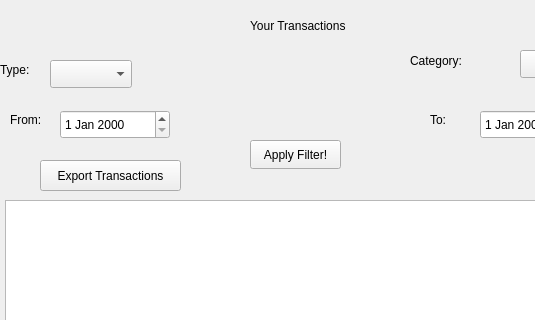
The window that viewtransactions.ui (aasishhumagain/BudgetBuddy) describes before a commit, drawn with Qt 5; both pictures show x 0 to 535 and y 0 to 320 of the 640 by 480 pixel window.
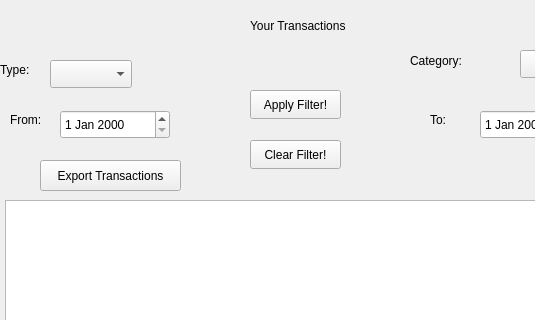
The same window after the commit.

```diff
--- a/viewtransactions.ui
+++ b/viewtransactions.ui
@@ -145,7 +145,7 @@
    <property name="geometry">
     <rect>
      <x>250</x>
-     <y>140</y>
+     <y>90</y>
      <width>91</width>
      <height>29</height>
     </rect>
@@ -167,6 +167,19 @@
     <string>Export Transactions</string>
    </property>
   </widget>
+  <widget class="QPushButton" name="buttonClearFilter">
+   <property name="geometry">
+    <rect>
+     <x>250</x>
+     <y>140</y>
+     <width>91</width>
+     <height>29</height>
+    </rect>
+   </property>
+   <property name="text">
+    <string>Clear Filter!</string>
+   </property>
+  </widget>
  </widget>
  <resources/>
  <connections/>
```
